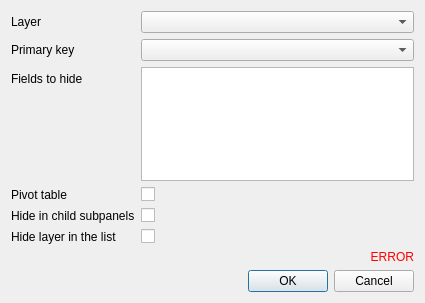
First picture: the form in lizmap/resources/ui/ui_form_attribute_table.ui, repository 3liz/lizmap-plugin, before the edit.
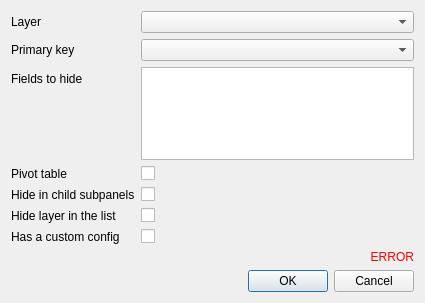
Second picture: the form after the edit. Custom widgets are drawn as their Qt base class.

Commit message: CFG - Add a new key if the attribute table has a custom config

What changed in the file:
```diff
--- a/lizmap/resources/ui/ui_form_attribute_table.ui
+++ b/lizmap/resources/ui/ui_form_attribute_table.ui
@@ -91,6 +91,20 @@
      <item row="2" column="1">
       <widget class="ListFieldsSelection" name="fields_to_hide"/>
      </item>
+     <item row="6" column="1">
+      <widget class="QCheckBox" name="has_custom_config">
+       <property name="text">
+        <string/>
+       </property>
+      </widget>
+     </item>
+     <item row="6" column="0">
+      <widget class="QLabel" name="label_has_custom_config">
+       <property name="text">
+        <string notr="true">Has a custom config</string>
+       </property>
+      </widget>
+     </item>
     </layout>
    </item>
    <item>
```
The commit also changes 6 other files.
